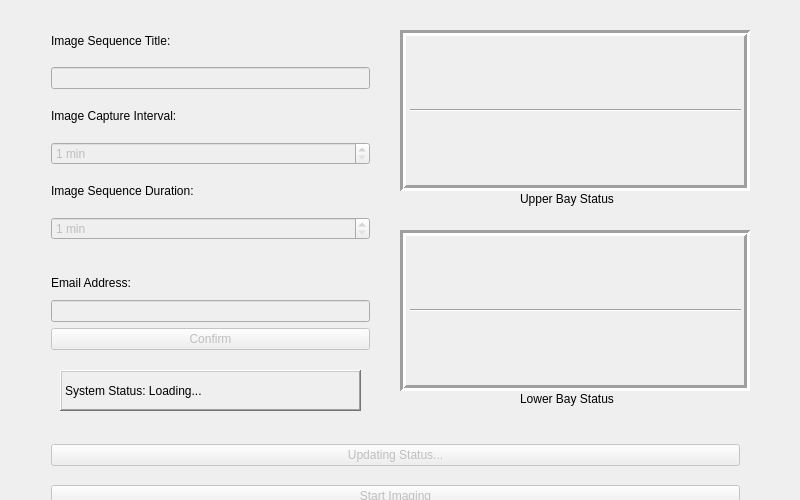
This is _ui/Demo.ui in CoSE-Jerry/ABCD as Qt 5 draws it before an edit. The edited form follows.
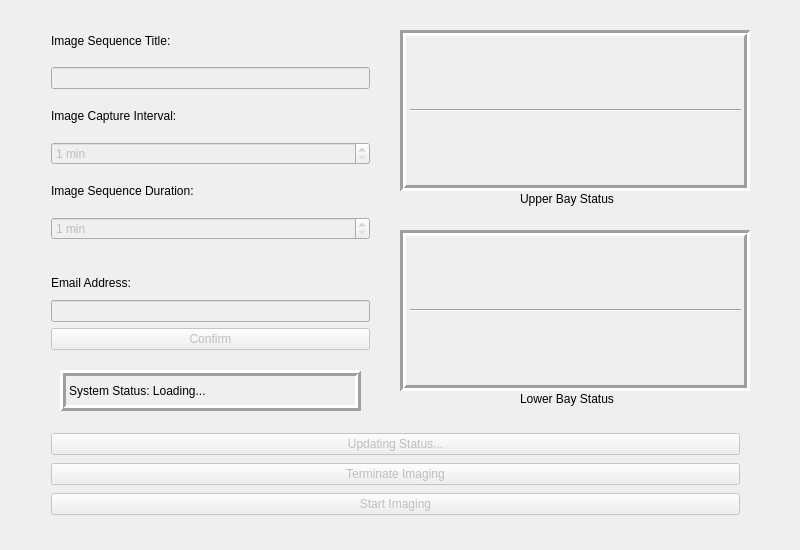
This is the edited form. Icons and pictures are not drawn.

```diff
--- a/_ui/Demo.ui
+++ b/_ui/Demo.ui
@@ -7,7 +7,7 @@
     <x>0</x>
     <y>0</y>
     <width>800</width>
-    <height>500</height>
+    <height>550</height>
    </rect>
   </property>
   <property name="sizePolicy">
@@ -19,13 +19,13 @@
   <property name="minimumSize">
    <size>
     <width>800</width>
-    <height>500</height>
+    <height>550</height>
    </size>
   </property>
   <property name="maximumSize">
    <size>
     <width>800</width>
-    <height>500</height>
+    <height>550</height>
    </size>
   </property>
   <property name="windowTitle">
@@ -582,6 +582,16 @@
        </property>
       </widget>
      </item>
+     <item>
+      <widget class="QPushButton" name="Terminate_Imaging">
+       <property name="enabled">
+        <bool>false</bool>
+       </property>
+       <property name="text">
+        <string>Terminate Imaging</string>
+       </property>
+      </widget>
+     </item>
      <item>
       <widget class="QPushButton" name="Start_Imaging">
        <property name="enabled">
@@ -610,7 +620,7 @@
      </rect>
     </property>
     <property name="frameShape">
-     <enum>QFrame::WinPanel</enum>
+     <enum>QFrame::Box</enum>
     </property>
     <property name="frameShadow">
      <enum>QFrame::Raised</enum>
```
